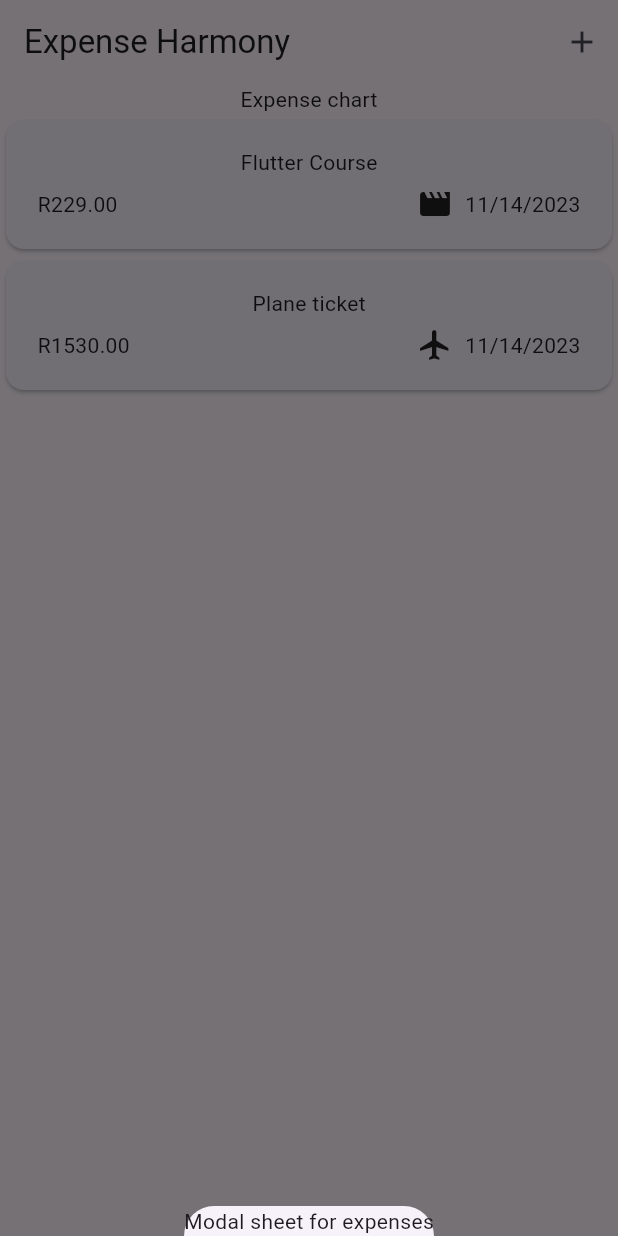
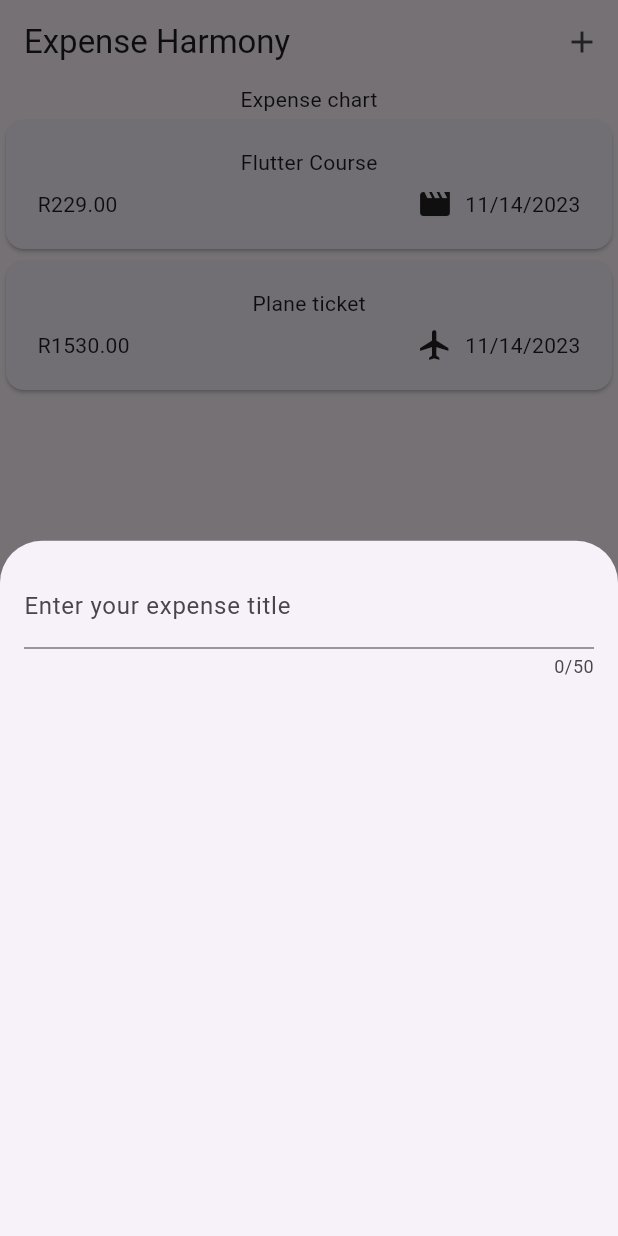
Before and after one commit to Silva3012/expense_harmony, a Flutter app: the screen it shows after launch, after a tap on the "add" icon, on a phone screen of 412 x 824 dp. Run offline on Flutter 3.47's test engine with Material 2 defaults, Android fonts, the light colour scheme and no system bars.

Commit message:
Create the modal in a custom widget

```diff
--- /dev/null
+++ b/lib/widgets/add_new_expense.dart
@@ -0,0 +1,27 @@
+import 'package:flutter/material.dart';
+
+class AddNewExpense extends StatefulWidget {
+  const AddNewExpense({super.key});
+
+  @override
+  State<AddNewExpense> createState() {
+    return _AddNewExpenseState();
+  }
+}
+
+class _AddNewExpenseState extends State<AddNewExpense> {
+  @override
+  Widget build(BuildContext context) {
+    return const Padding(
+      padding: EdgeInsets.all(16),
+      child: Column(children: [
+        TextField(
+          maxLength: 50,
+          decoration: InputDecoration(
+            label: Text("Enter your expense title"),
+          ),
+        )
+      ]),
+    );
+  }
+}
--- a/lib/widgets/expenses.dart
+++ b/lib/widgets/expenses.dart
@@ -1,3 +1,4 @@
+import 'package:expense_harmony/widgets/add_new_expense.dart';
 import 'package:flutter/material.dart';
 import 'package:expense_harmony/widgets/expenses_list/expenses_list.dart';
 import 'package:expense_harmony/models/expense_model.dart';
@@ -27,8 +28,9 @@ class _ExpensesState extends State<Expenses> {
 
   void _openAddExpenseModal() {
     showModalBottomSheet(
-        context: context,
-        builder: (ctx) => const Text("Modal sheet for expenses"));
+      context: context,
+      builder: (ctx) => const AddNewExpense(),
+    );
   }
 
   @override
```
